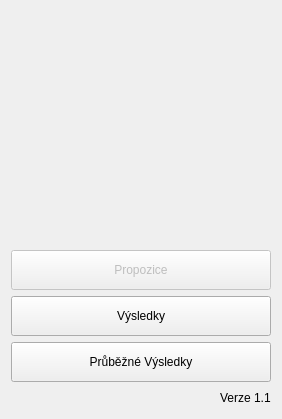
This is menu.ui in jjunior776/pekelnik as Qt 5 draws it before an edit. The edited form follows.
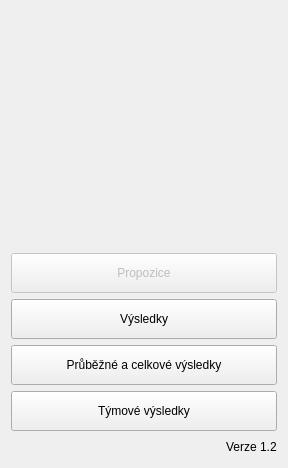
This is the edited form. Icons and pictures are not drawn.

```diff
--- a/menu.ui
+++ b/menu.ui
@@ -6,10 +6,16 @@
    <rect>
     <x>0</x>
     <y>0</y>
-    <width>282</width>
-    <height>419</height>
+    <width>288</width>
+    <height>468</height>
    </rect>
   </property>
+  <property name="sizePolicy">
+   <sizepolicy hsizetype="Preferred" vsizetype="Preferred">
+    <horstretch>0</horstretch>
+    <verstretch>0</verstretch>
+   </sizepolicy>
+  </property>
   <property name="windowTitle">
    <string>Pekelník - Menu</string>
   </property>
@@ -21,21 +27,14 @@
     <layout class="QVBoxLayout" name="verticalLayout_2">
      <item>
       <layout class="QHBoxLayout" name="horizontalLayout_2">
-       <item>
-        <spacer name="horizontalSpacer_3">
-         <property name="orientation">
-          <enum>Qt::Horizontal</enum>
-         </property>
-         <property name="sizeHint" stdset="0">
-          <size>
-           <width>40</width>
-           <height>20</height>
-          </size>
-         </property>
-        </spacer>
-       </item>
        <item>
         <widget class="QLabel" name="label_2">
+         <property name="sizePolicy">
+          <sizepolicy hsizetype="Expanding" vsizetype="Expanding">
+           <horstretch>0</horstretch>
+           <verstretch>0</verstretch>
+          </sizepolicy>
+         </property>
          <property name="text">
           <string/>
          </property>
@@ -44,34 +43,8 @@
          </property>
         </widget>
        </item>
-       <item>
-        <spacer name="horizontalSpacer_2">
-         <property name="orientation">
-          <enum>Qt::Horizontal</enum>
-         </property>
-         <property name="sizeHint" stdset="0">
-          <size>
-           <width>40</width>
-           <height>20</height>
-          </size>
-         </property>
-        </spacer>
-       </item>
       </layout>
      </item>
-     <item>
-      <spacer name="verticalSpacer">
-       <property name="orientation">
-        <enum>Qt::Vertical</enum>
-       </property>
-       <property name="sizeHint" stdset="0">
-        <size>
-         <width>20</width>
-         <height>40</height>
-        </size>
-       </property>
-      </spacer>
-     </item>
      <item>
       <widget class="QPushButton" name="propositionsBtn">
        <property name="enabled">
@@ -128,7 +101,26 @@
         </size>
        </property>
        <property name="text">
-        <string>Průběžné Výsledky</string>
+        <string>Průběžné a celkové výsledky</string>
+       </property>
+      </widget>
+     </item>
+     <item>
+      <widget class="QPushButton" name="teamResiltsBtn">
+       <property name="sizePolicy">
+        <sizepolicy hsizetype="Minimum" vsizetype="Minimum">
+         <horstretch>0</horstretch>
+         <verstretch>0</verstretch>
+        </sizepolicy>
+       </property>
+       <property name="minimumSize">
+        <size>
+         <width>0</width>
+         <height>40</height>
+        </size>
+       </property>
+       <property name="text">
+        <string>Týmové výsledky</string>
        </property>
       </widget>
      </item>
@@ -152,7 +144,7 @@
      <item>
       <widget class="QLabel" name="label">
        <property name="text">
-        <string>Verze 1.1</string>
+        <string>Verze 1.2</string>
        </property>
       </widget>
      </item>
```
Left out of the diff: 7 changed lines with no effect on the pictures.
